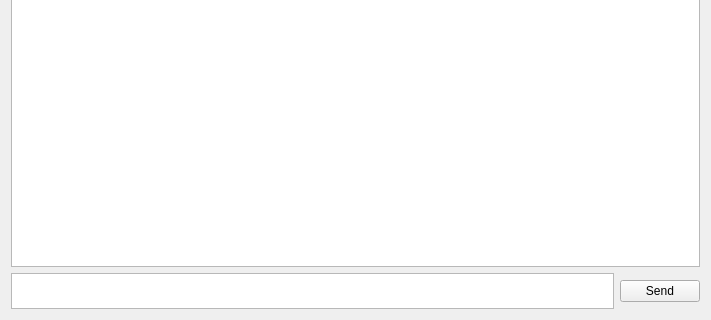
First picture: the form in ui/textchannel.ui, repository Jan5u/jakki, before the edit; both pictures show x 0 to 711 and y 241 to 561 of the 711 by 561 pixel window.
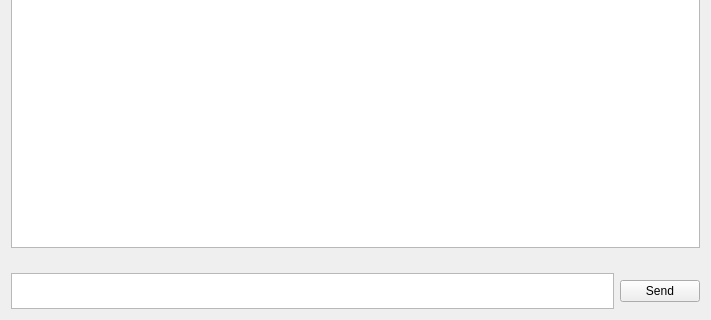
Second picture: the form after the edit.

Commit message: Added typing indicator to text channels

The edit to the form file:
```diff
--- a/ui/textchannel.ui
+++ b/ui/textchannel.ui
@@ -23,6 +23,16 @@
        </property>
       </widget>
      </item>
+     <item>
+      <widget class="QLabel" name="typingLabel">
+       <property name="text">
+        <string/>
+       </property>
+       <property name="styleSheet">
+        <string>color: rgb(150, 150, 150); font-size: 11px; padding-left: 4px;</string>
+       </property>
+      </widget>
+     </item>
      <item>
       <layout class="QHBoxLayout" name="horizontalLayout_3">
        <item>
```
The commit also changes 6 other files.
